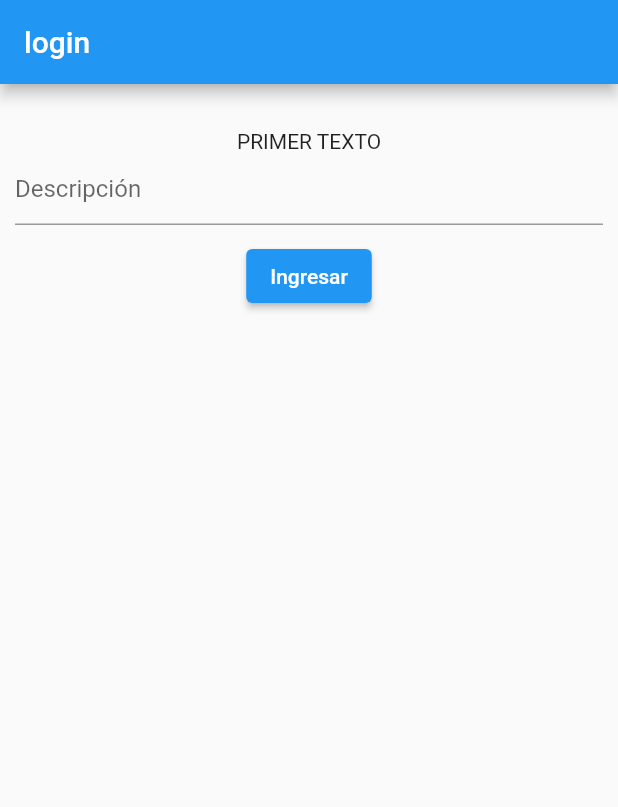
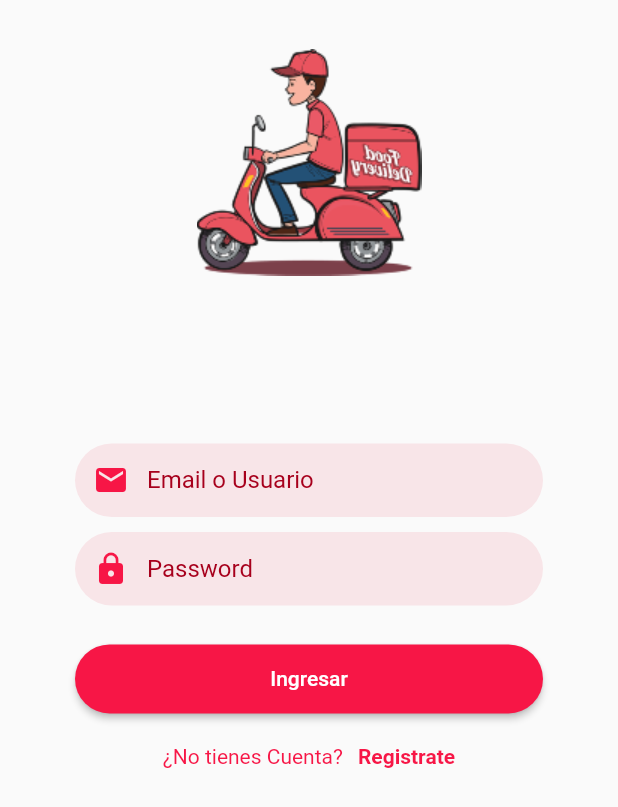
Before and after one commit to luiisfabian/delivery_Flutter, a Flutter app: the screen it shows after launch, on a phone screen of 412 x 824 dp. Shown: the top 807 px of the screen. Run offline on Flutter 3.47's test engine with Material 2 defaults, Android fonts, the phone set to English and light mode, and no system bars.

Commit message:
creacion y arreglo del formulario del login

```diff
--- a/lib/src/login/login_page.dart
+++ b/lib/src/login/login_page.dart
@@ -1,3 +1,4 @@
+import 'package:delivery_flutter_app/src/utils/my_colors.dart';
 import 'package:flutter/material.dart';
 
 class LoginPage extends StatefulWidget {
@@ -11,26 +12,118 @@ class _LoginPageState extends State<LoginPage> {
   @override
   Widget build(BuildContext context) {
     return Scaffold(
-        appBar: AppBar(
-          title: Text("login"),
-        ),
-        body: Container(
-          margin: EdgeInsets.only(left: 10.0, right: 10.0, top: 30.0),
-          child: Column(
+      body: Container(
+        child: Container(
+          width: double.infinity,
+          child: ListView(
             children: [
-              Text("PRIMER TEXTO"),
-              TextFormField(
-                decoration: InputDecoration(hintText: "Descripción"),
-              ),
-              SizedBox(
-                height: 10.0,
-              ),
-              ElevatedButton(
-                onPressed: () {},
-                child: Text("Ingresar"),
+              Column(
+                children: [
+                  imageBanner(),
+                  textFieldEmail(),
+                  textFieldPassword(),
+                  buttonLogin(),
+                  rowDonotRememberAccount(),
+                ],
               ),
             ],
           ),
-        ));
+        ),
+      ),
+    );
+  }
+
+  Widget imageBanner() {
+    return Container(
+      margin: EdgeInsets.only(top: MediaQuery.of(context).size.height * 0.01, bottom: MediaQuery.of(context).size.height * 0.1),
+      child: Image.asset(
+        'assets/img/delivery2.png',
+
+        width: 200,
+        height: 200,
+      ),
+    );
+  }
+
+  Widget textFieldEmail() {
+    return Container(
+      margin: EdgeInsets.symmetric(horizontal: 50, vertical: 5),
+      decoration: BoxDecoration(
+        color: myColors.primaryOpacityColor,
+        borderRadius: BorderRadius.circular(30),
+      ),
+      child: TextFormField(
+        decoration: InputDecoration(
+          hintText: "Email o Usuario",
+          hintStyle: TextStyle(color: myColors.primaryColorDark),
+          border: InputBorder.none,
+          contentPadding: EdgeInsets.all(15),
+          prefixIcon: Icon(
+            Icons.email,
+            color: myColors.primaryColor,
+          ),
+        ),
+      ),
+    );
+  }
+
+  Widget textFieldPassword() {
+     return Container(
+      margin: EdgeInsets.symmetric(horizontal: 50, vertical: 5),
+      decoration: BoxDecoration(
+        color: myColors.primaryOpacityColor,
+        borderRadius: BorderRadius.circular(30),
+      ),
+      child: TextFormField(
+        decoration: InputDecoration(
+          hintText: "Password",
+          hintStyle: TextStyle(color: myColors.primaryColorDark),
+          border: InputBorder.none,
+          contentPadding: EdgeInsets.all(15),
+          prefixIcon: Icon(
+            Icons.lock,
+            color: myColors.primaryColor,
+          ),
+        ),
+      ),
+    );
+  }
+
+  Widget buttonLogin() {
+    return Container(
+      width: double.infinity,
+      margin: EdgeInsets.symmetric(horizontal: 50, vertical: 20),
+      child: ElevatedButton(
+        style: ElevatedButton.styleFrom(
+          primary: myColors.primaryColor,
+          shape: RoundedRectangleBorder(
+            borderRadius: BorderRadius.circular(30),
+          ),
+          padding: EdgeInsets.symmetric(vertical: 15),
+        ),
+        onPressed: () {},
+        child: Text("Ingresar"),
+      ),
+    );
+  }
+
+  Widget rowDonotRememberAccount() {
+    return Row(
+      mainAxisAlignment: MainAxisAlignment.center,
+      children: [
+        Text(
+          "¿No tienes Cuenta?",
+          style: TextStyle(color: myColors.primaryColor),
+        ),
+        SizedBox(
+          width: 10.0,
+        ),
+        Text(
+          "Registrate",
+          style: TextStyle(
+              fontWeight: FontWeight.bold, color: myColors.primaryColor),
+        )
+      ],
+    );
   }
 }
--- a/lib/src/utils/my_colors.dart
+++ b/lib/src/utils/my_colors.dart
@@ -1,6 +1,8 @@
-
 import 'package:flutter/material.dart';
 
-class myColors{
+class myColors {
   static Color primaryColor = Color(0xFFF71646);
+  static Color primaryColorDark = Color(0xFFA7001C);
+
+  static Color primaryOpacityColor = Color.fromRGBO(231, 13, 50, 0.09);
 }
--- a/pubspec.yaml
+++ b/pubspec.yaml
@@ -48,6 +48,8 @@ flutter:
   # assets:
   #   - images/a_dot_burr.jpeg
   #   - images/a_dot_ham.jpeg
+  assets:
+    - assets/img/
 
   # An image asset can refer to one or more resolution-specific "variants", see
   # https://flutter.dev/assets-and-images/#resolution-aware.
```
